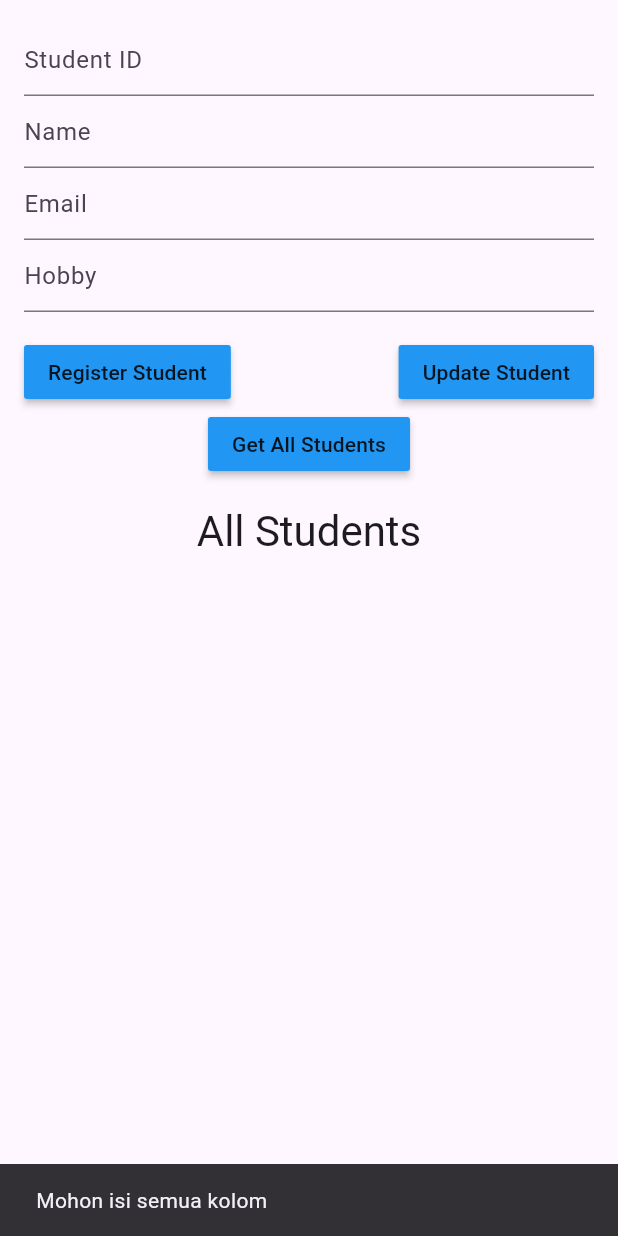
After one commit to fikrihkll/flutter-ftui-materials, a Flutter app: the screen it shows after launch, after a tap on "Register Student", on a phone screen of 412 x 824 dp. The commit adds this screen. Run offline on Flutter 3.47's test engine with Material 3 defaults, Android fonts, the phone set to English and light mode, and no system bars; our stand-ins replace sqflite; accounts and stored records are empty.

Commit message:
feat: add packages and create sample implementation

```diff
--- /dev/null
+++ b/lib/data/entity/attendance_entity.dart
@@ -0,0 +1,27 @@
+class AttendanceEntity {
+
+  final int id, studentId, timestamp;
+
+  AttendanceEntity({
+    required this.id,
+    required this.studentId,
+    required this.timestamp});
+
+  factory AttendanceEntity.fromMap(Map<String, dynamic> map) {
+    return AttendanceEntity(id: map[COL_ID_KEY], studentId: map[COL_STUDENT_ID_KEY], timestamp: map[COL_TIMESTAMP_KEY]);
+  }
+
+  Map<String, dynamic> toMap() {
+    return {
+      COL_ID_KEY: id,
+      COL_STUDENT_ID_KEY: studentId,
+      COL_TIMESTAMP_KEY: timestamp
+    };
+  }
+
+  static String TABLE_NAME = "attendances";
+  static String COL_ID_KEY = "id";
+  static String COL_STUDENT_ID_KEY = "name";
+  static String COL_TIMESTAMP_KEY = "timestamp";
+
+}
--- /dev/null
+++ b/lib/data/entity/student_entity.dart
@@ -0,0 +1,31 @@
+class StudentEntity {
+
+  final int id;
+  final String name, email, hobby;
+
+  StudentEntity({
+    required this.id,
+    required this.name,
+    required this.email,
+    required this.hobby});
+
+  factory StudentEntity.fromMap(Map<String, dynamic> map) {
+    return StudentEntity(id: map[COL_ID_KEY], name: map[COL_NAME_KEY], email: map[COL_EMAIL_KEY], hobby: map[COL_HOBBY_KEY]);
+  }
+
+  Map<String, dynamic> toMap() {
+    return {
+      COL_ID_KEY: id,
+      COL_NAME_KEY: name,
+      COL_EMAIL_KEY: email,
+      COL_HOBBY_KEY: hobby
+    };
+  }
+
+  static String TABLE_NAME = "student";
+  static String COL_ID_KEY = "id";
+  static String COL_NAME_KEY = "name";
+  static String COL_EMAIL_KEY = "email";
+  static String COL_HOBBY_KEY = "hobby";
+
+}
--- /dev/null
+++ b/lib/data/sqflite/database_helper.dart
@@ -0,0 +1,159 @@
+import 'package:flutter/material.dart';
+import 'package:hello_world/data/entity/attendance_entity.dart';
+import 'package:hello_world/data/entity/student_entity.dart';
+import 'package:path/path.dart';
+import 'package:sqflite/sqflite.dart';
+
+class DatabaseHelper {
+
+  DatabaseHelper._privateConstructor();
+
+  late Database _database;
+
+  static Future<void> initDatabase() async {
+    String path = join(await getDatabasesPath(), _DATABASE_NAME);
+    getInstance()._database = await openDatabase(path, version: _DATABASE_VERSION,
+        onCreate: (db, version) async {
+          await db.execute('''
+          CREATE TABLE ${StudentEntity.TABLE_NAME} (
+            ${StudentEntity.COL_ID_KEY} INTEGER PRIMARY KEY AUTOINCREMENT,
+            ${StudentEntity.COL_NAME_KEY} TEXT NOT NULL,
+            ${StudentEntity.COL_EMAIL_KEY} TEXT NOT NULL,
+            ${StudentEntity.COL_HOBBY_KEY} TEXT NOT NULL
+          )
+          ''');
+
+          await db.execute('''
+          CREATE TABLE ${AttendanceEntity.TABLE_NAME} (
+            ${AttendanceEntity.COL_ID_KEY} INTEGER PRIMARY KEY AUTOINCREMENT,
+            ${AttendanceEntity.COL_STUDENT_ID_KEY} INTEGER NOT NULL,
+            ${AttendanceEntity.COL_TIMESTAMP_KEY} INTEGER NOT NULL
+          )
+          ''');
+        });
+  }
+
+  Future<bool> createStudent(StudentEntity entity) async {
+    var studentMap = entity.toMap();
+
+    if (studentMap[StudentEntity.COL_ID_KEY] == 0) {
+      studentMap[StudentEntity.COL_ID_KEY] = null;
+    }
+
+    try {
+      await _database.insert(StudentEntity.TABLE_NAME, studentMap);
+      return true;
+    } catch(exception) {
+      debugPrint("Error DB: $exception");
+      return false;
+    }
+  }
+
+  Future<bool> deleteStudent(int studentId) async {
+    try {
+      await _database.delete(
+          StudentEntity.TABLE_NAME,
+          where: "${StudentEntity.COL_ID_KEY} = ?",
+          whereArgs: [studentId]
+      );
+      return true;
+    } catch(exception) {
+      debugPrint("Error DB: $exception");
+      return false;
+    }
+  }
+
+  Future<bool> updateStudent(StudentEntity entity) async {
+    try {
+      int rowAffected = await _database.update(
+          StudentEntity.TABLE_NAME,
+          entity.toMap(),
+          where: "${StudentEntity.COL_ID_KEY} = ?",
+          whereArgs: [entity.id]
+      );
+
+      return rowAffected > 0;
+    } catch(exception) {
+      debugPrint("Error DB: $exception");
+      return false;
+    }
+  }
+
+  Future<StudentEntity?> getStudent(int id) async {
+    try {
+      var queryResult = await _database.rawQuery(
+          "SELECT * FROM ${StudentEntity.TABLE_NAME} WHERE ${StudentEntity.COL_ID_KEY} = ?",
+        [id]
+      );
+
+      if (queryResult.isNotEmpty) {
+        StudentEntity entity = StudentEntity.fromMap(queryResult.first);
+        return entity;
+      }
+
+      return null;
+    } catch(exception) {
+      debugPrint("Error DB: $exception");
+      return null;
+    }
+  }
+
+  Future<List<StudentEntity>> getAllStudents() async {
+    try {
+      var queryResult = await _database.rawQuery(
+          "SELECT * FROM ${StudentEntity.TABLE_NAME}",
+          []
+      );
+
+      return queryResult.map((e) => StudentEntity.fromMap(e)).toList();
+    } catch(exception) {
+      debugPrint("Error DB: $exception");
+      return [];
+    }
+  }
+
+  Future<bool> createAttendance(AttendanceEntity entity) async {
+    var attendanceMap = entity.toMap();
+
+    if (attendanceMap[AttendanceEntity.COL_ID_KEY] == 0) {
+      attendanceMap[AttendanceEntity.COL_ID_KEY] = null;
+    }
+
+    StudentEntity? existingStudent = await getStudent(entity.studentId);
+    if (existingStudent == null) {
+      debugPrint("student dengan id ${entity.id} tidak terdaftar");
+      return false;
+    }
+
+    try {
+      await _database.insert(AttendanceEntity.TABLE_NAME, attendanceMap);
+      return true;
+    } catch(exception) {
+      debugPrint("Error DB: $exception");
+      return false;
+    }
+  }
+
+  Future<List<AttendanceEntity>> getAllAttendancesByStudent(int studentId) async {
+    try {
+      var queryResult = await _database.rawQuery(
+          "SELECT * FROM ${AttendanceEntity.TABLE_NAME} WHERE ${AttendanceEntity.COL_STUDENT_ID_KEY} = ?",
+          [studentId]
+      );
+
+      return queryResult.map((e) => AttendanceEntity.fromMap(e)).toList();
+    } catch(exception) {
+      debugPrint("Error DB: $exception");
+      return [];
+    }
+  }
+
+  static String _DATABASE_NAME = "student.db";
+  static int _DATABASE_VERSION = 1;
+  static DatabaseHelper? _instance;
+  static DatabaseHelper getInstance() {
+    _instance ??= DatabaseHelper._privateConstructor();
+    return _instance!;
+  }
+
+}
--- /dev/null
+++ b/lib/screens/home/home_page.dart
@@ -0,0 +1,209 @@
+import 'package:flutter/material.dart';
+import 'package:hello_world/data/entity/attendance_entity.dart';
+import 'package:hello_world/data/entity/student_entity.dart';
+import 'package:hello_world/data/sqflite/database_helper.dart';
+import 'package:hello_world/screens/attendance_list/attendance_list_page.dart';
+import 'package:hello_world/screens/home/widgets/student_card_widget.dart';
+
+class HomePage extends StatefulWidget {
+  const HomePage({super.key});
+
+  @override
+  State<HomePage> createState() => _HomePageState();
+}
+
+class _HomePageState extends State<HomePage> {
+
+  final DatabaseHelper _databaseHelper = DatabaseHelper.getInstance();
+
+  final List<StudentEntity> _students = [];
+
+  final TextEditingController _idTextController = TextEditingController();
+  final TextEditingController _nameTextController = TextEditingController();
+  final TextEditingController _emailTextController = TextEditingController();
+  final TextEditingController _hobbyTextController = TextEditingController();
+
+  @override
+  Widget build(BuildContext context) {
+    return Scaffold(
+      body: SafeArea(
+        child: SingleChildScrollView(
+          child: Padding(
+            padding: const EdgeInsets.all(16.0),
+            child: Column(
+              children: [
+                TextField(
+                  controller: _idTextController,
+                  keyboardType: TextInputType.number,
+                  decoration: const InputDecoration(hintText: "Student ID"),
+                ),
+                TextField(
+                  controller: _nameTextController,
+                  decoration: const InputDecoration(hintText: "Name"),
+                ),
+                TextField(
+                  controller: _emailTextController,
+                  keyboardType: TextInputType.emailAddress,
+                  decoration: const InputDecoration(hintText: "Email"),
+                ),
+                TextField(
+                  controller: _hobbyTextController,
+                  decoration: const InputDecoration(hintText: "Hobby"),
+                ),
+                const SizedBox(height: 16),
+                Row(
+                  mainAxisAlignment: MainAxisAlignment.spaceBetween,
+                  children: [
+                    MaterialButton(
+                        child: Text("Register Student"),
+                        color: Colors.blue,
+                        onPressed: () {
+                          _registerNewStudent();
+                        }
+                    ),
+                    MaterialButton(
+                        child: Text("Update Student"),
+                        color: Colors.blue,
+                        onPressed: () {
+                          _updateStudentData();
+                        }
+                    ),
+                  ],
+                ),
+                MaterialButton(
+                    child: Text("Get All Students"),
+                    color: Colors.blue,
+                    onPressed: () {
+                      _getAllStudentsData();
+                    }
+                ),
+                const SizedBox(height: 16),
+                Text("All Students", style: Theme.of(context).textTheme.headlineMedium),
+                const SizedBox(height: 16),
+                ListView.builder(
+                    itemCount: _students.length,
+                    shrinkWrap: true,
+                    primary: false,
+                    itemBuilder: (context, position) {
+                      return StudentCardWidget(
+                          entity: _students[position],
+                          onCardClicked: _onStudentCardClicked,
+                          onUpdatePressed: _onUpdateRequested,
+                          onDeletePressed: _onDeleteRequested,
+                          onAddAttendancePressed: _onAddAttendanceRequested,
+                      );
+                    }
+                )
+              ],
+            ),
+          ),
+        ),
+      ),
+    );
+  }
+
+  bool _areAllInputsValid() {
+    if (_idTextController.value.text.isEmpty) return false;
+    if (_nameTextController.value.text.isEmpty) return false;
+    if (_emailTextController.value.text.isEmpty) return false;
+    if (_hobbyTextController.value.text.isEmpty) return false;
+
+    return true;
+  }
+
+  Future<void> _registerNewStudent() async {
+    if (!_areAllInputsValid()) {
+      _showMessage("Mohon isi semua kolom");
+      return;
+    }
+
+    StudentEntity newStudentEntity = StudentEntity(
+        id: int.parse(_idTextController.value.text),
+        name: _nameTextController.value.text,
+        email: _emailTextController.value.text,
+        hobby: _hobbyTextController.value.text);
+    bool updateResult = await _databaseHelper.createStudent(newStudentEntity);
+    if (updateResult) {
+      _clearForms();
+      _showMessage("Berhasil registrasi data student ${newStudentEntity.name}");
+    } else {
+      _showMessage("Gagal registrasi student");
+    }
+  }
+
+  Future<void> _updateStudentData() async {
+    if (!_areAllInputsValid()) {
+      _showMessage("Mohon isi semua kolom");
+      return;
+    }
+
+    StudentEntity newStudentEntity = StudentEntity(
+        id: int.parse(_idTextController.value.text),
+        name: _nameTextController.value.text,
+        email: _emailTextController.value.text,
+        hobby: _hobbyTextController.value.text);
+    bool updateResult = await _databaseHelper.updateStudent(newStudentEntity);
+    if (updateResult) {
+      _clearForms();
+      _showMessage("Berhasil update data student ${newStudentEntity.name}");
+    } else {
+      _showMessage("Gagal update data");
+    }
+  }
+
+  void _getAllStudentsData() async {
+    var studentData = await _databaseHelper.getAllStudents();
+    _students.clear();
+    _students.addAll(studentData);
+    setState(() {
+    });
+  }
+
+  void _onStudentCardClicked(StudentEntity entity) {
+    Navigator.push(context, MaterialPageRoute(
+        builder: (_) => AttendanceListPage(studentEntity: entity)));
+  }
+
+  void _onUpdateRequested(StudentEntity entity) {
+    _idTextController.text = entity.id.toString();
+    _nameTextController.text = entity.name.toString();
+    _emailTextController.text = entity.email.toString();
+    _hobbyTextController.text = entity.hobby.toString();
+    setState(() {
+    });
+  }
+
+  void _onDeleteRequested(StudentEntity entity) async {
+    await _databaseHelper.deleteStudent(entity.id);
+    _students.removeWhere((element) => element.id == entity.id);
+    setState(() {
+    });
+  }
+
+  void _onAddAttendanceRequested(StudentEntity studentEntity) async {
+    var attendanceAdditionResult = await _databaseHelper.createAttendance(
+        AttendanceEntity(
+            id: 0,
+            studentId: studentEntity.id,
+            timestamp: DateTime.now().millisecondsSinceEpoch));
+    if (attendanceAdditionResult) {
+      _showMessage("Berhasil menambahkan attendance ${studentEntity.name}");
+    } else {
+      _showMessage("Gagal menambahkan attendance");
+    }
+  }
+
+  void _clearForms() {
+    _idTextController.clear();
+    _nameTextController.clear();
+    _emailTextController.clear();
+    _hobbyTextController.clear();
+  }
+
+  void _showMessage(String message) {
+    ScaffoldMessenger
+        .of(context)
+        .showSnackBar(SnackBar(content: Text(message)));
+  }
+
+}
--- a/pubspec.yaml
+++ b/pubspec.yaml
@@ -35,6 +35,9 @@ dependencies:
   # The following adds the Cupertino Icons font to your application.
   # Use with the CupertinoIcons class for iOS style icons.
   cupertino_icons: ^1.0.2
+  sqflite: ^2.3.2
+  path: ^1.8.3
+  intl: ^0.19.0
 
 dev_dependencies:
   flutter_test:
```
Also changed, not shown: lib/main.dart (+6 -105 lines), lib/screens/attendance_list/attendance_list_page.dart (added, +59 -0 lines), lib/screens/attendance_list/widgets/attendance_card_widget.dart (added, +30 -0 lines), lib/screens/home/widgets/student_card_widget.dart (added, +76 -0 lines), pubspec.lock, 3 other files.
